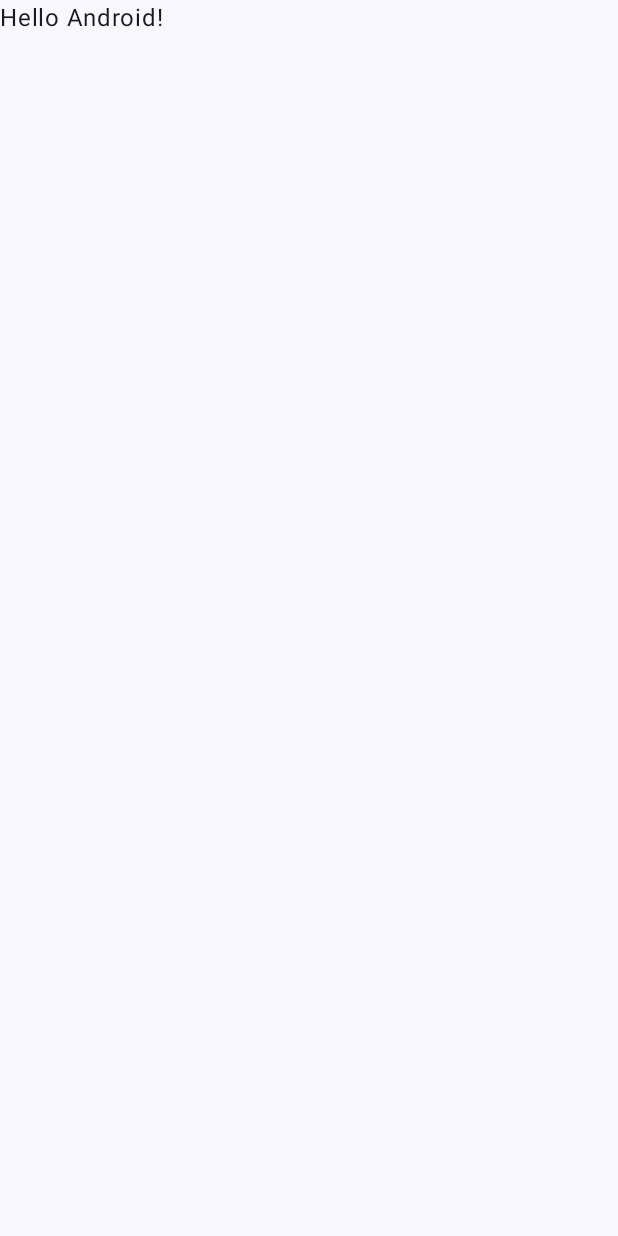
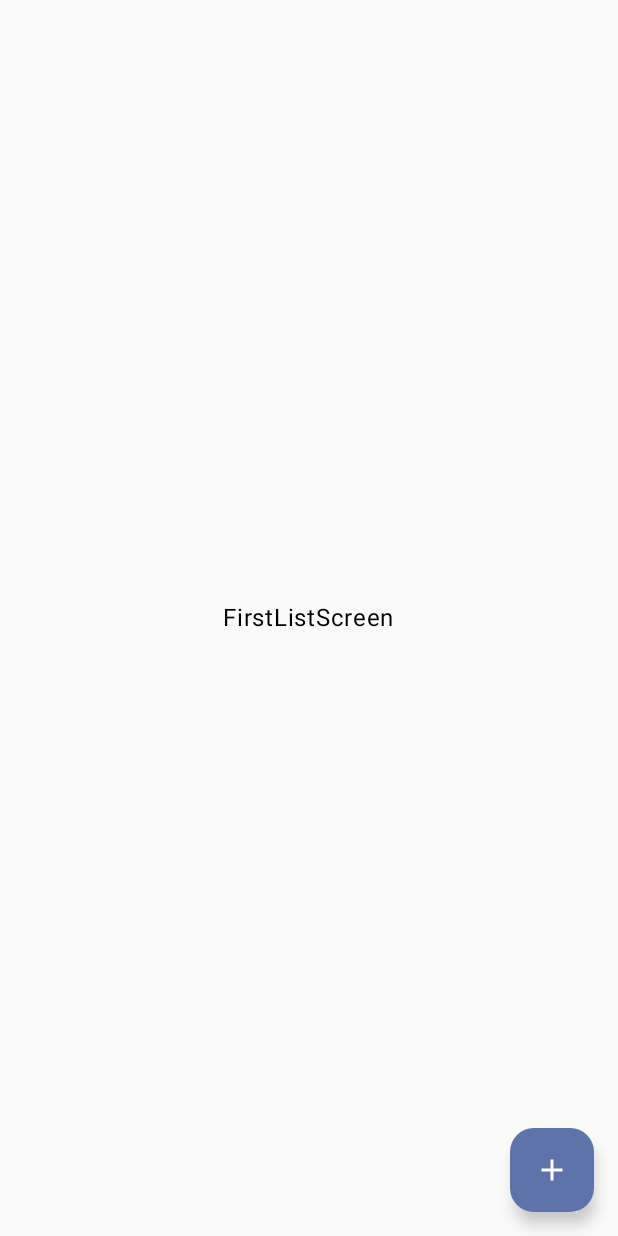
Before and after one commit to git-cdv/ShoppingList, an Android app built with Jetpack Compose: the screen it shows after launch (MainActivity), on a phone screen of 412 x 824 dp. Before the commit the screen is almost empty. Run offline under Robolectric (Android 15) with nearby library versions, the phone set to English and light mode, and no system bars.

Commit message:
implemented navigation

```diff
--- a/app/src/main/java/chkan/ua/shoppinglist/MainActivity.kt
+++ b/app/src/main/java/chkan/ua/shoppinglist/MainActivity.kt
@@ -5,12 +5,18 @@ import androidx.activity.ComponentActivity
 import androidx.activity.compose.setContent
 import androidx.activity.enableEdgeToEdge
 import androidx.compose.foundation.layout.fillMaxSize
-import androidx.compose.foundation.layout.padding
-import androidx.compose.material3.Scaffold
-import androidx.compose.material3.Text
 import androidx.compose.runtime.Composable
+import androidx.compose.runtime.CompositionLocalProvider
 import androidx.compose.ui.Modifier
 import androidx.compose.ui.tooling.preview.Preview
+import androidx.navigation.compose.NavHost
+import androidx.navigation.compose.composable
+import androidx.navigation.compose.rememberNavController
+import chkan.ua.shoppinglist.navigation.FirstListRoute
+import chkan.ua.shoppinglist.navigation.ItemsRoute
+import chkan.ua.shoppinglist.navigation.localNavController
+import chkan.ua.shoppinglist.ui.screens.first_list.FirstListScreen
+import chkan.ua.shoppinglist.ui.screens.items.ItemsScreen
 import chkan.ua.shoppinglist.ui.theme.ShoppingListTheme
 
 class MainActivity : ComponentActivity() {
@@ -19,29 +25,35 @@ class MainActivity : ComponentActivity() {
         enableEdgeToEdge()
         setContent {
             ShoppingListTheme {
-                Scaffold(modifier = Modifier.fillMaxSize()) { innerPadding ->
-                    Greeting(
-                        name = "Android",
-                        modifier = Modifier.padding(innerPadding)
-                    )
-                }
+                NavigationContainer()
             }
         }
     }
 }
 
 @Composable
-fun Greeting(name: String, modifier: Modifier = Modifier) {
-    Text(
-        text = "Hello $name!",
-        modifier = modifier
-    )
+fun NavigationContainer(){
+    val navController = rememberNavController()
+
+    CompositionLocalProvider(
+        localNavController provides navController
+    ) {
+        NavHost(
+            navController = navController,
+            startDestination = FirstListRoute,
+            modifier = Modifier.fillMaxSize()) {
+            composable(FirstListRoute) { FirstListScreen() }
+            composable(ItemsRoute) { ItemsScreen() }
+        }
+    }
 }
+
+
 
 @Preview(showBackground = true)
 @Composable
 fun GreetingPreview() {
     ShoppingListTheme {
-        Greeting("Android")
+        NavigationContainer()
     }
 }
--- /dev/null
+++ b/app/src/main/java/chkan/ua/shoppinglist/navigation/LocalNavController.kt
@@ -0,0 +1,8 @@
+package chkan.ua.shoppinglist.navigation
+
+import androidx.compose.runtime.staticCompositionLocalOf
+import androidx.navigation.NavController
+
+val localNavController = staticCompositionLocalOf<NavController> {
+    error("Didn't found NavController")
+}
--- /dev/null
+++ b/app/src/main/java/chkan/ua/shoppinglist/navigation/Routes.kt
@@ -0,0 +1,4 @@
+package chkan.ua.shoppinglist.navigation
+
+const val FirstListRoute = "first-list"
+const val ItemsRoute = "items"
--- /dev/null
+++ b/app/src/main/java/chkan/ua/shoppinglist/ui/screens/first_list/FirstListScreen.kt
@@ -0,0 +1,52 @@
+package chkan.ua.shoppinglist.ui.screens.first_list
+
+import androidx.compose.foundation.layout.Box
+import androidx.compose.foundation.layout.fillMaxSize
+import androidx.compose.foundation.layout.padding
+import androidx.compose.material.icons.Icons
+import androidx.compose.material.icons.filled.Add
+import androidx.compose.material3.FloatingActionButton
+import androidx.compose.material3.Icon
+import androidx.compose.material3.Text
+import androidx.compose.runtime.Composable
+import androidx.compose.ui.Alignment
+import androidx.compose.ui.Modifier
+import androidx.compose.ui.tooling.preview.Preview
+import androidx.compose.ui.unit.dp
+import chkan.ua.shoppinglist.navigation.ItemsRoute
+import chkan.ua.shoppinglist.navigation.localNavController
+import chkan.ua.shoppinglist.ui.theme.ShoppingListTheme
+
+@Composable
+fun FirstListScreen(){
+    val navController = localNavController.current
+    FirstListContent{
+        navController.navigate(ItemsRoute)
+    }
+}
+
+@Composable
+fun FirstListContent(navigateToItems: ()-> Unit){
+    Box(modifier = Modifier.fillMaxSize()){
+        Text(text = "FirstListScreen", modifier = Modifier.align(Alignment.Center))
+        FloatingActionButton(
+            onClick = { navigateToItems.invoke() },
+            modifier = Modifier
+                .align(Alignment.BottomEnd)
+                .padding(16.dp)
+        ) {
+            Icon(
+                imageVector = Icons.Default.Add,
+                contentDescription = "Add"
+            )
+        }
+    }
+}
+
+@Preview(showBackground = true)
+@Composable
+fun FirstListPreview() {
+    ShoppingListTheme {
+        FirstListContent {}
+    }
+}
--- a/navigation/src/main/AndroidManifest.xml
+++ /dev/null
@@ -1,4 +0,0 @@
-<?xml version="1.0" encoding="utf-8"?>
-<manifest xmlns:android="http://schemas.android.com/apk/res/android">
-
-</manifest>
--- a/settings.gradle.kts
+++ b/settings.gradle.kts
@@ -22,4 +22,3 @@ dependencyResolutionManagement {
 rootProject.name = "ShoppingList"
 include(":app")
 include(":data")
-include(":navigation")
```
Also changed, not shown: app/build.gradle.kts (+8 -1 lines), app/src/main/java/chkan/ua/shoppinglist/ui/screens/items/ItemsScreen.kt (added, +15 -0 lines), navigation/build.gradle.kts (deleted, +0 -50 lines), 5 other files.
